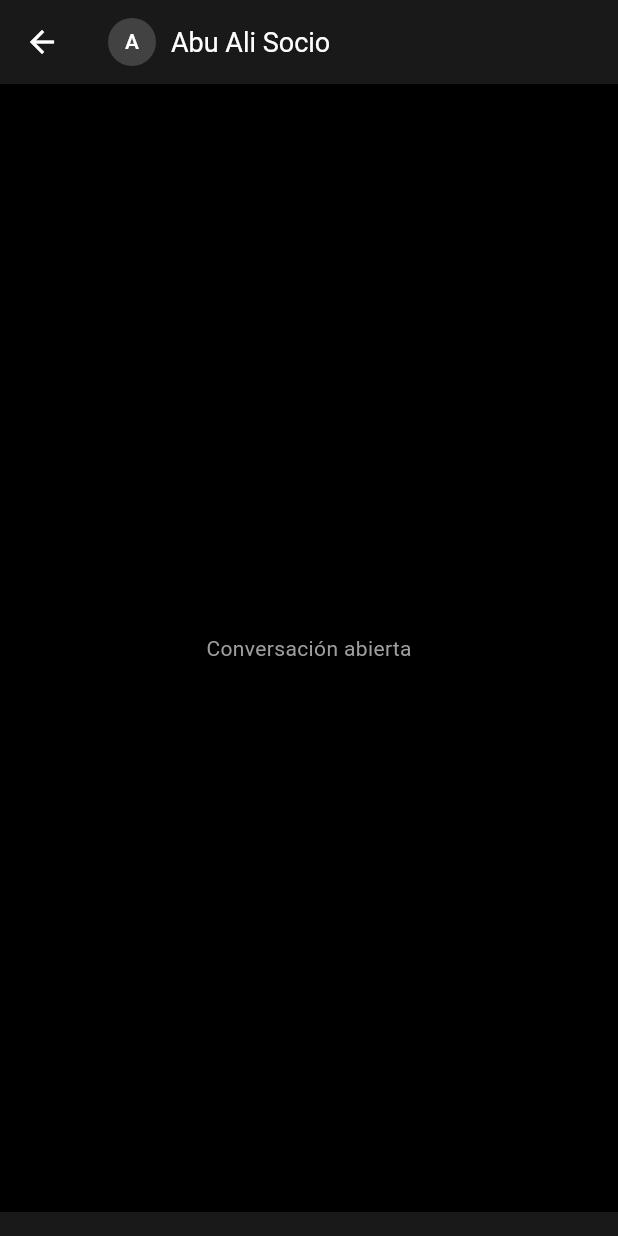
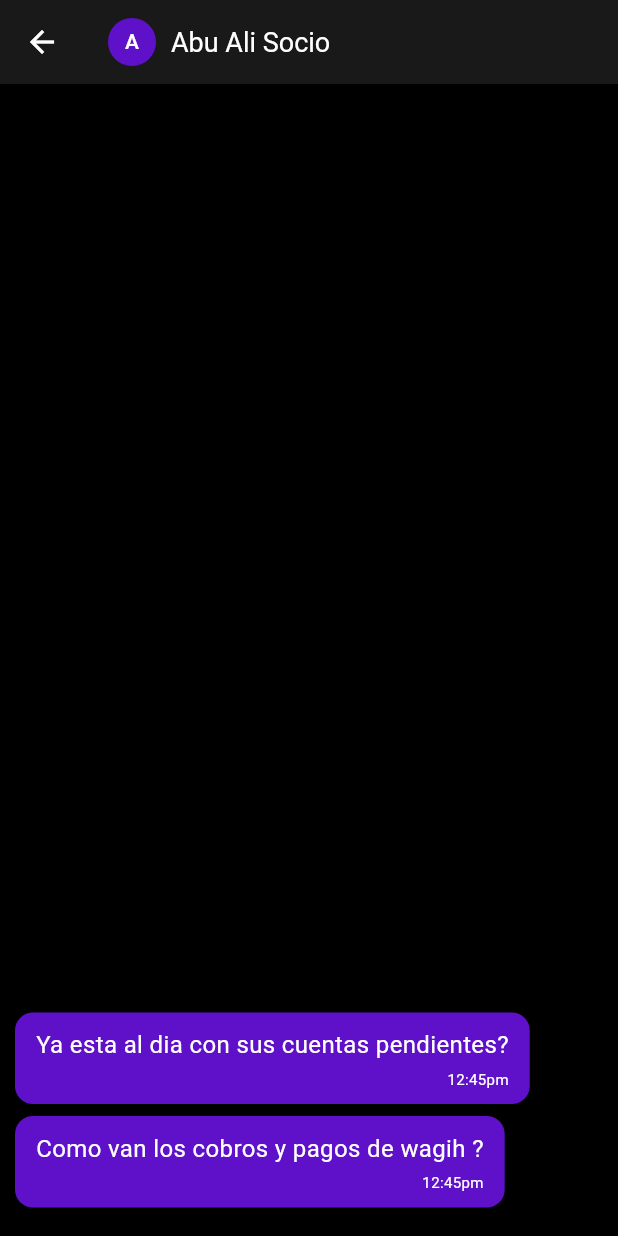
Before and after one commit to josedmagdalenod/flutter, a Flutter app: the ListaChatsScreen screen opened directly, after a tap on an icon or button, on a phone screen of 412 x 824 dp. Run offline on Flutter 3.47's test engine with Material 3 defaults, Android fonts, the phone set to English and light mode, and no system bars.

Commit message:
color de diseño

```diff
--- a/lib/detalle.dart
+++ b/lib/detalle.dart
@@ -7,6 +7,18 @@ class ChatDetailScreen extends StatelessWidget {
 
   @override
   Widget build(BuildContext context) {
+    final List<Map<String, dynamic>> messages = [
+      {
+        'text': 'Como van los cobros y pagos de wagih ?',
+        'isMe': false,
+        'time': '12:45pm'
+      },
+      {
+        'text': 'Ya esta al dia con sus cuentas pendientes?',
+        'isMe': false,
+        'time': '12:45pm'
+      },
+    ];
     return Scaffold(
       backgroundColor: const Color.fromARGB(255, 0, 0, 0),
       appBar: AppBar(
@@ -15,7 +27,7 @@ class ChatDetailScreen extends StatelessWidget {
         title: Row(
           children: [
             CircleAvatar(
-              backgroundColor: Colors.grey.shade800,
+              backgroundColor: const Color.fromARGB(255, 94, 17, 201),
               radius: 16,
               child: Text(
                 contactName[0],
@@ -30,22 +42,65 @@ class ChatDetailScreen extends StatelessWidget {
           ],
         ),
       ),
-      body: Column(
-        children: [
-          const Expanded(
-            child: Center(
-              child: Text(
-                'Conversación abierta',
-                style: TextStyle(color: Colors.grey),
+      body: ListView.builder(
+        reverse: true, //esto para mantener el orden
+        itemCount: messages.length,
+        padding: const EdgeInsets.symmetric(horizontal: 10, vertical: 15),
+        itemBuilder: (context, index) {
+          final message = messages[index];
+          final bool isMe = message['isMe'];
+
+          return Align(
+            alignment: isMe ? Alignment.centerRight: Alignment.centerLeft,
+            child: Container(
+              margin: const EdgeInsets.symmetric(vertical: 4.0),
+              padding: const EdgeInsets.symmetric(horizontal: 14.0, vertical: 10.0),
+              decoration: BoxDecoration(
+                color: isMe ? const Color(0xFF005C4B) : const Color.fromARGB(255, 94, 17, 201),
+                borderRadius: BorderRadius.circular(12.0),
+              ),
+              child: Column(
+                crossAxisAlignment: CrossAxisAlignment.end,
+                mainAxisSize: MainAxisSize.min,
+                children: [
+                  Text(
+                    message['text'],
+                    style: const TextStyle(color: Colors.white, fontSize: 16),
+                  ),
+                  const SizedBox(height: 4),
+                  Text(
+                    message['time'],
+                    style: const TextStyle(color: Colors.white, fontSize: 10),
+                  )
+                ],
               ),
             ),
-          ),
-          Container(
-            padding: const EdgeInsets.all(8.0),
-            color: const Color.fromARGB(255, 25, 25, 25),
-          ),
-        ],
-      ),
+          );
+        },
+      )
+
+
+
+
+
+
+
+      // body: Column(
+      //   children: [
+      //     const Expanded(
+      //       child: Center(
+      //         child: Text(
+      //           'Conversación abierta',
+      //           style: TextStyle(color: Colors.grey),
+      //         ),
+      //       ),
+      //     ),
+      //     Container(
+      //       padding: const EdgeInsets.all(8.0),
+      //       color: const Color.fromARGB(255, 25, 25, 25),
+      //     ),
+      //   ],
+      // ),
     );
   }
 }
--- a/lib/lista_wa.dart
+++ b/lib/lista_wa.dart
@@ -19,6 +19,28 @@ class ListaChatsScreen extends StatelessWidget {
       },
       {'name': 'Faisal Valencia', 'message': 'Me pasas el código por favor.', 'time': 'Ayer','avatar': 'https://via.placeholder.com/150',
       },
+      // {'name': 'Abu Ali Socio','message': '¡Hola! ¿Cómo va el proyecto de Flutter?',
+      //   'time': '12:45 PM','avatar': 'https://via.placeholder.com/150',
+      // },
+      // {'name': 'Maikel Traki', 'message': 'Nos vemos mañana a las 10:00 AM.',
+      //   'time': '11:20 AM','avatar': 'https://via.placeholder.com/150',
+      // },
+      // {'name': 'Wagih', 'message': 'Tu solicitud ha sido procesada con éxito.',
+      //   'time': 'Ayer','avatar': 'https://via.placeholder.com/150',
+      // },
+      // {'name': 'Faisal Valencia', 'message': 'Me pasas el código por favor.', 'time': 'Ayer','avatar': 'https://via.placeholder.com/150',
+      // },
+      //  {'name': 'Abu Ali Socio','message': '¡Hola! ¿Cómo va el proyecto de Flutter?',
+      //   'time': '12:45 PM','avatar': 'https://via.placeholder.com/150',
+      // },
+      // {'name': 'Maikel Traki', 'message': 'Nos vemos mañana a las 10:00 AM.',
+      //   'time': '11:20 AM','avatar': 'https://via.placeholder.com/150',
+      // },
+      // {'name': 'Wagih', 'message': 'Tu solicitud ha sido procesada con éxito.',
+      //   'time': 'Ayer','avatar': 'https://via.placeholder.com/150',
+      // },
+      // {'name': 'Faisal Valencia', 'message': 'Me pasas el código por favor.', 'time': 'Ayer','avatar': 'https://via.placeholder.com/150',
+      // },
     ];
 
     return Scaffold(
@@ -64,7 +86,7 @@ class ListaChatsScreen extends StatelessWidget {
                 return ListTile(
                   // Avatar o foto de perfil circular a la izquierda
                   leading: CircleAvatar(
-                    backgroundColor: Colors.grey.shade800,
+                    backgroundColor: Color.fromARGB(255, 94, 17, 201),
                     child: Text(
                       chat['name']![0], // Muestra la inicial del contacto
                       style: const TextStyle(color: Colors.white),
--- a/lib/main.dart
+++ b/lib/main.dart
@@ -109,7 +109,7 @@ class MyHomePage extends StatelessWidget {
                   }
                 },
                 style: ElevatedButton.styleFrom(
-                  backgroundColor: const Color.fromARGB(255, 59, 75, 226),
+                  backgroundColor: const Color.fromARGB(255, 57, 17, 201),
                   foregroundColor: Colors.white,
                   shape: RoundedRectangleBorder(
                     // Corregido de BorderRadiusGeometry a BorderRadius:
```
